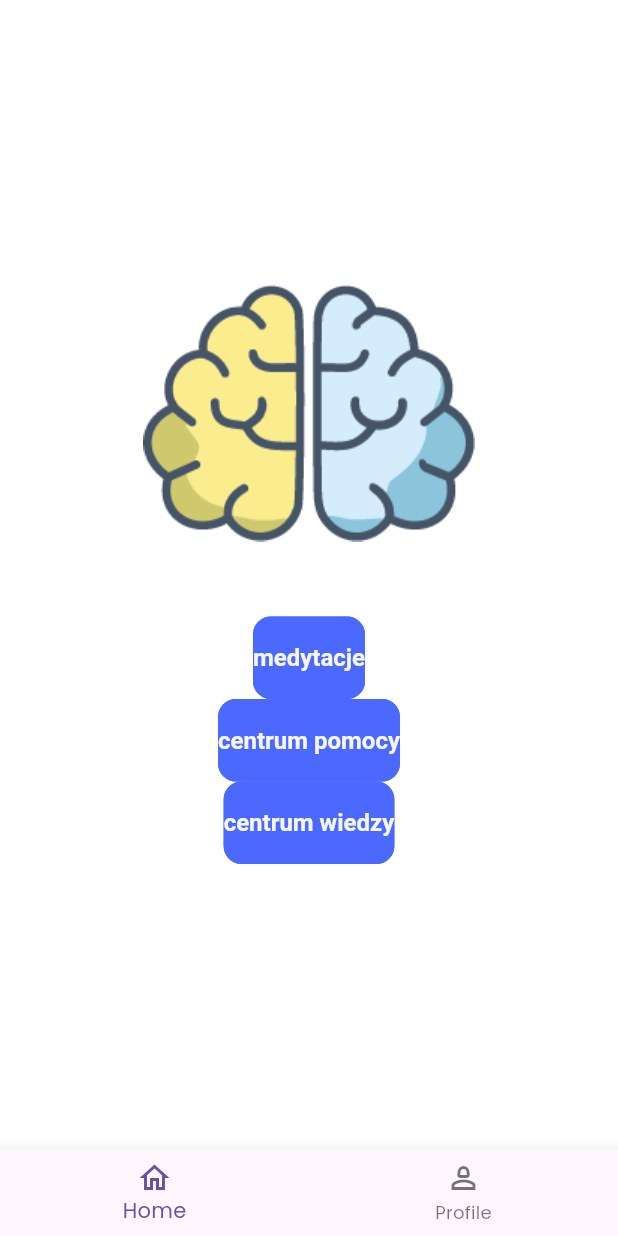
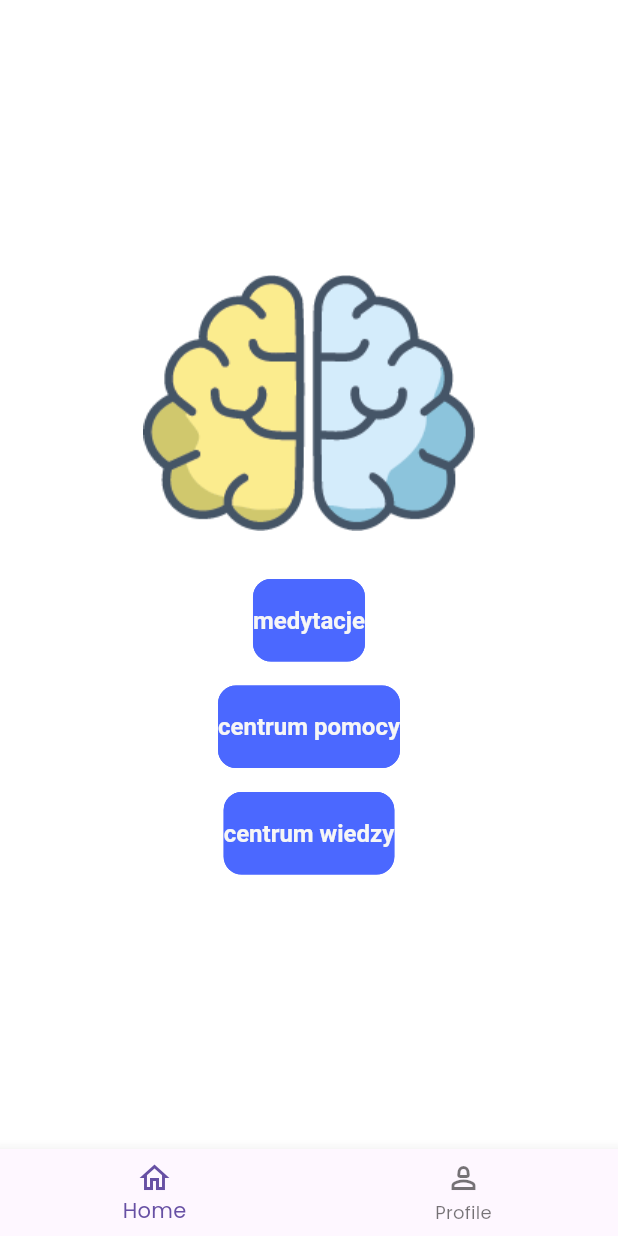
Before and after one commit to CelPat/ProjektZespolowyPCZ, a Flutter app: the HomePage screen opened directly, on a phone screen of 412 x 824 dp. Run offline on Flutter 3.47's test engine with Material 3 defaults, Android fonts, the phone set to English and light mode, and no system bars; our stand-ins replace connectivity_plus, firebase_storage, get, get_storage, iconsax, logger and 2 more; accounts and stored records are empty.

Commit message:
Add const spaces between homepage items

```diff
--- a/lib/features/authentication/screens/home/home.dart
+++ b/lib/features/authentication/screens/home/home.dart
@@ -1,5 +1,6 @@
 import 'package:flutter/material.dart';
 import 'package:projekt_zespolowy_pcz/utils/constants/image_strings.dart';
+import 'package:projekt_zespolowy_pcz/utils/constants/sizes.dart';
 
 class HomePage extends StatelessWidget {
   const HomePage({super.key});
@@ -13,16 +14,22 @@ class HomePage extends StatelessWidget {
               crossAxisAlignment: CrossAxisAlignment.center,
               children: [
                 Image.asset(ZenImages.appLogo, fit: BoxFit.cover),
-                SizedBox(
-                  height: 50,
+                const SizedBox(
+                  height: ZenSizes.spaceBetweenSections,
                 ),
                 ElevatedButton(
                   onPressed: () {},
                   child: Text('medytacje'),
                 ),
+                const SizedBox(
+                  height: ZenSizes.spaceBetweenItems,
+                ),
                 ElevatedButton(
                   onPressed: () {},
                   child: Text('centrum pomocy'),
+                ),
+                const SizedBox(
+                  height: ZenSizes.spaceBetweenItems,
                 ),
                 ElevatedButton(
                   onPressed: () {},
```
